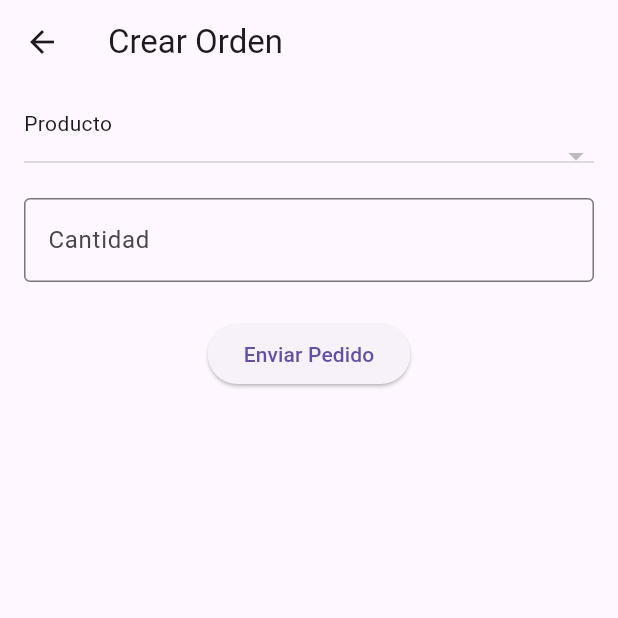
After one commit to jbenavv-prog/polimarket_core, a Flutter app: the screen it shows after launch, in the side drawer, after a tap on "Crear Orden", on a phone screen of 412 x 824 dp, the top half of it. The commit adds this screen. Run offline on Flutter 3.47's test engine with Material 3 defaults, Android fonts, the phone set to English and light mode, and no system bars; network calls fail.

Commit message:
:sparkles: creating orders

```diff
--- a/lib/main.dart
+++ b/lib/main.dart
@@ -1,4 +1,5 @@
 import 'package:flutter/material.dart';
+import 'package:polimarket_core/screens/create_order_screen.dart';
 import 'screens/provider_screen.dart';
 import 'screens/product_screen.dart';
 
@@ -16,6 +17,7 @@ class PoliMarketApp extends StatelessWidget {
       routes: {
         '/proveedores': (_) => const ProviderScreen(),
         '/productos': (_) => const ProductScreen(),
+        '/crear-orden': (_) => const CreateOrderScreen(),
       },
     );
   }
@@ -46,6 +48,11 @@ class HomeScreen extends StatelessWidget {
               title: const Text('Listar Stock'),
               onTap: () => Navigator.pushNamed(context, '/productos'),
             ),
+            ListTile(
+              leading: const Icon(Icons.add_card),
+              title: const Text('Crear Orden'),
+              onTap: () => Navigator.pushNamed(context, '/crear-orden'),
+            ),
           ],
         ),
       ),
--- /dev/null
+++ b/lib/screens/create_order_screen.dart
@@ -0,0 +1,119 @@
+import 'package:flutter/material.dart';
+import '../models/product.dart';
+import '../models/order.dart';
+import '../services/api_service_products.dart';
+import '../services/api_service_orders.dart';
+
+class CreateOrderScreen extends StatefulWidget {
+  const CreateOrderScreen({super.key});
+
+  @override
+  State<CreateOrderScreen> createState() => _CreateOrderScreenState();
+}
+
+class _CreateOrderScreenState extends State<CreateOrderScreen> {
+  List<Product> _products = [];
+  Product? _selectedProduct;
+  final TextEditingController _quantityController = TextEditingController();
+  bool _isLoading = true;
+
+  @override
+  void initState() {
+    super.initState();
+    _loadProducts();
+  }
+
+  Future<void> _loadProducts() async {
+    try {
+      final products = await ApiServiceProducts.fetchProducts();
+      setState(() {
+        _products = products;
+        _selectedProduct = products.isNotEmpty ? products.first : null;
+        _isLoading = false;
+      });
+    } catch (e) {
+      print('Error al cargar productos: $e');
+      setState(() {
+        _isLoading = false;
+      });
+    }
+  }
+
+  Future<void> _submitOrder() async {
+    final quantity = int.tryParse(_quantityController.text);
+    if (_selectedProduct == null || quantity == null || quantity <= 0) {
+      ScaffoldMessenger.of(context).showSnackBar(
+        const SnackBar(content: Text('Selecciona un producto y una cantidad válida')),
+      );
+      return;
+    }
+
+    final order = Order(
+      product_id: _selectedProduct!.product_id,
+      quantity: quantity,
+    );
+
+    try {
+      final success = await ApiServiceOrders.createOrder(order);
+      if (success) {
+        ScaffoldMessenger.of(context).showSnackBar(
+          const SnackBar(content: Text('Orden creada con éxito')),
+        );
+        _quantityController.clear();
+      }
+    } catch (e) {
+      ScaffoldMessenger.of(context).showSnackBar(
+        const SnackBar(content: Text('Error al crear la orden')),
+      );
+    }
+  }
+
+  @override
+  Widget build(BuildContext context) {
+    return Scaffold(
+      appBar: AppBar(title: const Text('Crear Orden')),
+      body: _isLoading
+          ? const Center(child: CircularProgressIndicator())
+          : Padding(
+        padding: const EdgeInsets.all(16),
+        child: Column(
+          crossAxisAlignment: CrossAxisAlignment.start,
+          children: [
+            const Text('Producto'),
+            DropdownButton<Product>(
+              isExpanded: true,
+              value: _selectedProduct,
+              onChanged: (Product? newValue) {
+                setState(() {
+                  _selectedProduct = newValue;
+                });
+              },
+              items: _products.map((Product product) {
+                return DropdownMenuItem<Product>(
+                  value: product,
+                  child: Text('${product.product_name} (Stock: ${product.product_stock})'),
+                );
+              }).toList(),
+            ),
+            const SizedBox(height: 16),
+            TextField(
+              controller: _quantityController,
+              decoration: const InputDecoration(
+                labelText: 'Cantidad',
+                border: OutlineInputBorder(),
+              ),
+              keyboardType: TextInputType.number,
+            ),
+            const SizedBox(height: 24),
+            Center(
+              child: ElevatedButton(
+                onPressed: _submitOrder,
+                child: const Text('Enviar Pedido'),
+              ),
+            ),
+          ],
+        ),
+      ),
+    );
+  }
+}
--- a/lib/screens/product_screen.dart
+++ b/lib/screens/product_screen.dart
@@ -21,7 +21,7 @@ class _ProductScreenState extends State<ProductScreen> {
   @override
   Widget build(BuildContext context) {
     return Scaffold(
-      appBar: AppBar(title: const Text('Lista de Proveedores')),
+      appBar: AppBar(title: const Text('Lista de Stock')),
       body: FutureBuilder<List<Product>>(
         future: _products,
         builder: (context, snapshot) {
```
Also changed, not shown: lib/models/customer.dart (deleted, +0 -13 lines).
